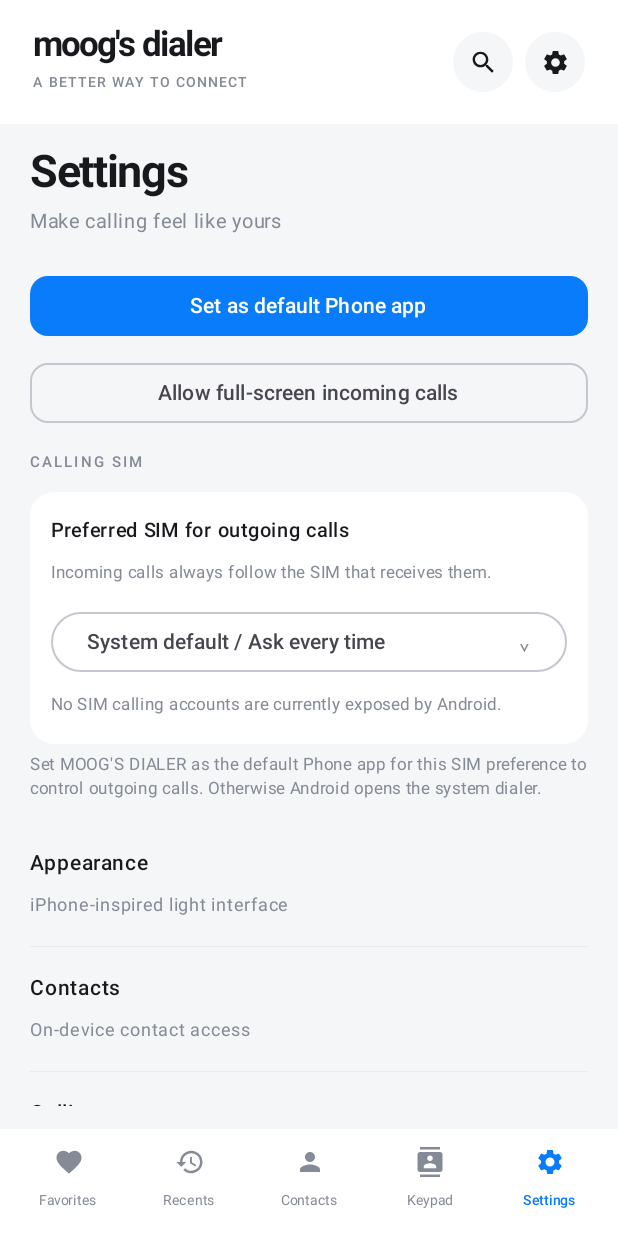
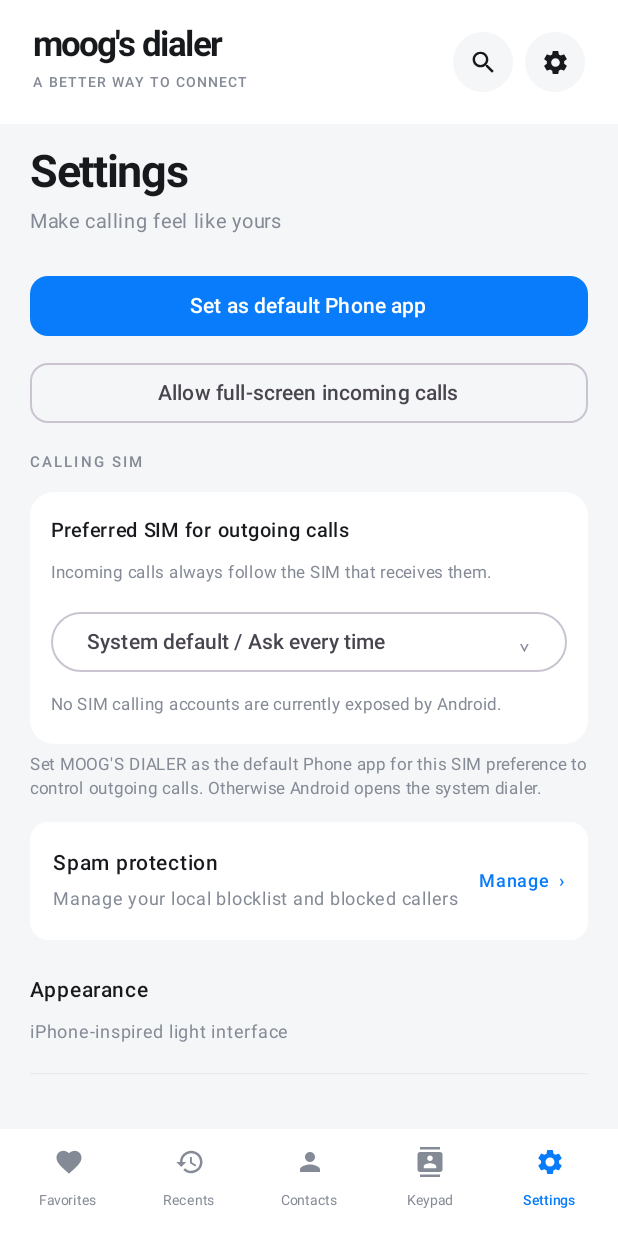
Before and after one commit to addulasaikiran-ops/moog-s-dialer, an Android app built with Jetpack Compose: the screen it shows after launch (MainActivity), after a tap on "Settings", on a phone screen of 412 x 824 dp. Run offline under Robolectric (Android 15) with nearby library versions, the phone set to English and light mode, and no system bars.

Commit message:
Add spam protection entry point to Settings

```diff
--- a/app/src/main/java/com/moog/dialer/MainActivity.kt
+++ b/app/src/main/java/com/moog/dialer/MainActivity.kt
@@ -354,6 +354,9 @@ private fun MoogsDialerApp(initialNumber: String, onDial: (String) -> Unit, cont
                             }
                             fullScreenIntentLauncher.launch(intent)
                         }
+                    },
+                    onOpenSpamProtection = {
+                        context.startActivity(Intent(context, SpamProtectionActivity::class.java))
                     }
                 )
             }
@@ -888,7 +891,8 @@ private fun SettingsScreen(
     onRequestPhoneState: () -> Unit,
     onRequestPhoneRole: () -> Unit,
     onRequestNotifications: () -> Unit,
-    onRequestFullScreenIntent: () -> Unit
+    onRequestFullScreenIntent: () -> Unit,
+    onOpenSpamProtection: () -> Unit
 ) {
     Column(Modifier.fillMaxSize().padding(horizontal = 20.dp)) {
         ScreenTitle("Settings", "Make calling feel like yours")
@@ -930,6 +934,22 @@ private fun SettingsScreen(
             Text("Set MOOG'S DIALER as the default Phone app for this SIM preference to control outgoing calls. Otherwise Android opens the system dialer.", color = Secondary, fontSize = 11.sp, lineHeight = 16.sp)
         }
         Spacer(Modifier.height(14.dp))
+        Card(
+            modifier = Modifier.fillMaxWidth().clickable(onClick = onOpenSpamProtection),
+            colors = CardDefaults.cardColors(containerColor = Card)
+        ) {
+            Row(
+                Modifier.fillMaxWidth().padding(15.dp),
+                verticalAlignment = Alignment.CenterVertically
+            ) {
+                Column(Modifier.weight(1f)) {
+                    Text("Spam protection", color = Ink, fontSize = 14.sp, fontWeight = FontWeight.SemiBold)
+                    Text("Manage your local blocklist and blocked callers", color = Secondary, fontSize = 12.sp)
+                }
+                Text("Manage  ›", color = Blue, fontSize = 12.sp, fontWeight = FontWeight.SemiBold)
+            }
+        }
+        Spacer(Modifier.height(6.dp))
         SettingsRow("Appearance", "iPhone-inspired light interface")
         SettingsRow("Contacts", "On-device contact access")
         SettingsRow("Calling", "Telecom calling with system dialer fallback")
```
